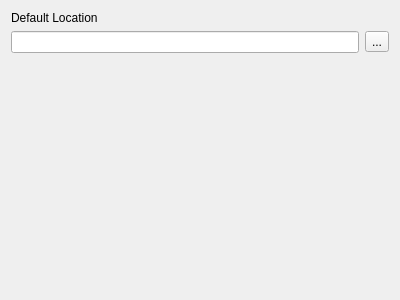
Above: src/configmanager/editorwidgets/uifiles/photowidget_config.ui from roam-qgis/Roam before the change. Below: the same form after it.
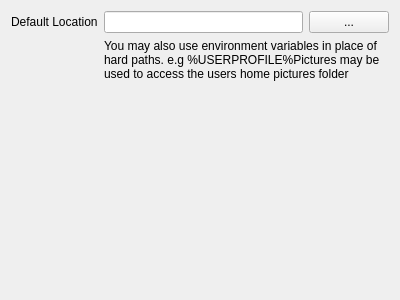
That is the form after the change.

Commit message: Connect default location button (Fix #56)

```diff
--- a/src/configmanager/editorwidgets/uifiles/photowidget_config.ui
+++ b/src/configmanager/editorwidgets/uifiles/photowidget_config.ui
@@ -13,14 +13,21 @@
   <property name="windowTitle">
    <string>Form</string>
   </property>
-  <layout class="QGridLayout" name="gridLayout">
-   <item row="1" column="0">
+  <layout class="QFormLayout" name="formLayout">
+   <item row="0" column="0">
+    <widget class="QLabel" name="label_3">
+     <property name="text">
+      <string>Default Location</string>
+     </property>
+    </widget>
+   </item>
+   <item row="0" column="1">
     <layout class="QHBoxLayout" name="horizontalLayout">
      <item>
       <widget class="QLineEdit" name="defaultLocationText"/>
      </item>
      <item>
-      <widget class="QToolButton" name="toolButton">
+      <widget class="QPushButton" name="locatioButton">
        <property name="text">
         <string>...</string>
        </property>
@@ -28,26 +35,16 @@
      </item>
     </layout>
    </item>
-   <item row="0" column="0">
-    <widget class="QLabel" name="label_3">
+   <item row="1" column="1">
+    <widget class="QLabel" name="label">
      <property name="text">
-      <string>Default Location</string>
+      <string>You may also use environment variables in place of hard paths. e.g %USERPROFILE%Pictures may be used to access the users home pictures folder </string>
+     </property>
+     <property name="wordWrap">
+      <bool>true</bool>
      </property>
     </widget>
    </item>
-   <item row="2" column="0">
-    <spacer name="verticalSpacer">
-     <property name="orientation">
-      <enum>Qt::Vertical</enum>
-     </property>
-     <property name="sizeHint" stdset="0">
-      <size>
-       <width>20</width>
-       <height>40</height>
-      </size>
-     </property>
-    </spacer>
-   </item>
   </layout>
  </widget>
  <resources/>
```
The commit also changes 1 other file.
